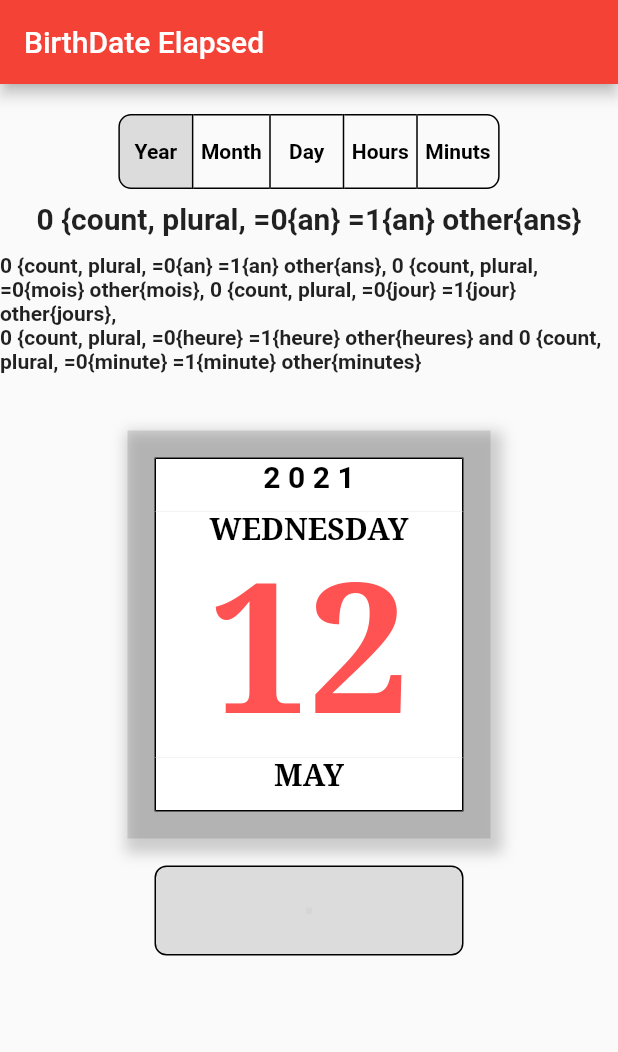
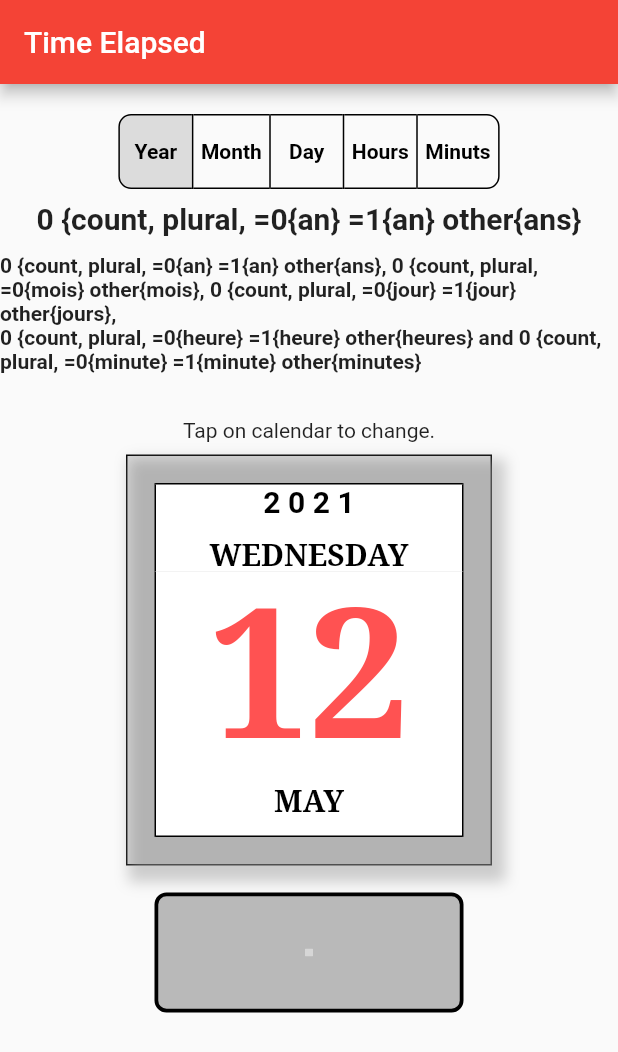
Before and after one commit to IxTAP/BirthTime, a Flutter app: the screen it shows after launch, on a phone screen of 412 x 824 dp. Shown: the top 1052 px of the screen. Run offline on Flutter 3.47's test engine with Material 2 defaults, Android fonts, the phone set to English and light mode, and no system bars; missing offline and left inert: segment_display; generated files the repository leaves out were written again; grey boxes are pictures that could not be loaded.

Commit message:
Corrections in languages.

```diff
--- a/lib/L10n/app_en.arb
+++ b/lib/L10n/app_en.arb
@@ -1,5 +1,5 @@
 {
-    "appTitle": "BirthDate Elapsed",
+    "appTitle": "Time Elapsed",
 
     "levelYear": "Year",
     "levelMonth": "Month",
--- a/lib/L10n/app_es.arb
+++ b/lib/L10n/app_es.arb
@@ -1,5 +1,5 @@
 {
-    "appTitle": "BirthDate Elapsed",
+    "appTitle": "Tiempo pasado",
 
     "levelYear": "Años",
     "levelMonth": "Meses",
--- a/lib/L10n/app_fr.arb
+++ b/lib/L10n/app_fr.arb
@@ -1,5 +1,5 @@
 {
-    "appTitle": "BirthDate Elapsed",
+    "appTitle": "Temps écoulé",
 
     "levelYear": "Années",
     "levelMonth": "Mois",
--- a/lib/L10n/app_it.arb
+++ b/lib/L10n/app_it.arb
@@ -1,9 +1,9 @@
 {
-    "appTitle": "BirthDate Elapsed",
+    "appTitle": "Tempo trascorso",
 
     "levelYear": "Anni",
     "levelMonth": "Mesi",
-    "levelDay": "Jiorni",
+    "levelDay": "Giorni",
     "levelHours": "Ore",
     "levelMinuts": "Minuti",
 
@@ -23,7 +23,7 @@
        }
    },
 
-   "diffDays": "{count, plural, =0{jiorni} =1{jiorno} other{jiorni}",
+   "diffDays": "{count, plural, =0{giorni} =1{giorno} other{giorni}",
    "@diffDays": {
        "placeholders": {
            "count": {}
--- a/lib/widgets/ephemeride.dart
+++ b/lib/widgets/ephemeride.dart
@@ -22,10 +22,20 @@ class Ephemeride extends StatelessWidget {
         Column(
       mainAxisAlignment: MainAxisAlignment.center,
       children: [
+        Text(
+          'Tap on calendar to change.',
+        ),
         InkWell(
           onTap: () => context.read<BirthDateModel>().selectDate(context),
           child: Padding(
             padding: const EdgeInsets.all(8.0),
+            child: Container (
+              decoration: BoxDecoration(
+                border: Border.all(
+                  color: Colors.black,
+                  width: 1.0,
+                )
+              ),
               child: Container(
                 decoration: BoxDecoration(
                   border: Border.all(
@@ -37,7 +47,7 @@ class Ephemeride extends StatelessWidget {
                       color: Colors.grey.withOpacity(0.5),
                       spreadRadius: 5,
                       blurRadius: 7,
-                    offset: Offset(3, 5), // changes position of shadow
+                      offset: Offset(5, 7), // changes position of shadow
                     ),
                   ],
                 ),
@@ -140,6 +150,7 @@ class Ephemeride extends StatelessWidget {
               ),
             ),
           ),
+        ),
         SizedBox(
           height: 10.0,
         ),
@@ -150,11 +161,12 @@ class Ephemeride extends StatelessWidget {
             children: [
               Container(
                 width: MediaQuery.of(context).size.width / 2,
-                height: 60.0,
+                height: 80.0,
                 decoration: BoxDecoration(
-                  color: Colors.black12,
+                  color: Colors.black26,
                   border: Border.all(
                     color: Colors.black,
+                    width: 2.5
                   ),
                   borderRadius: BorderRadius.all(Radius.circular(8.0)),
                 ),
@@ -165,11 +177,11 @@ class Ephemeride extends StatelessWidget {
                         ':' +
                         _service.format2chars(
                             context.watch<BirthDateModel>().birthDate.minute),
-                    size: 4.0,
+                    size: 5.0,
                     characterSpacing: 8,
                     backgroundColor: Colors.transparent,
                     segmentStyle: DefaultSegmentStyle(
-                      enabledColor: Colors.lightGreen[600],
+                      enabledColor: Colors.redAccent,
                       disabledColor: Colors.transparent,
                     ),
                   ),
@@ -178,6 +190,9 @@ class Ephemeride extends StatelessWidget {
             ],
           ),
         ),
+        SizedBox(
+          height: 20.0,
+        ),
       ],
     );
   }
```
Lines whose indentation alone changed are shown as unchanged.
